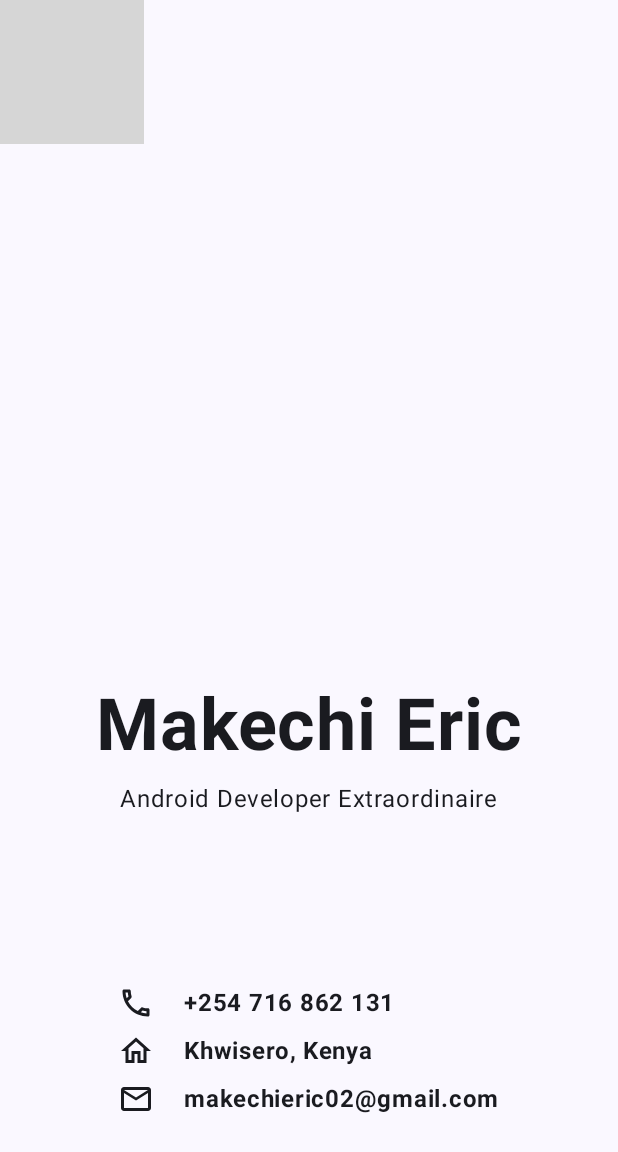
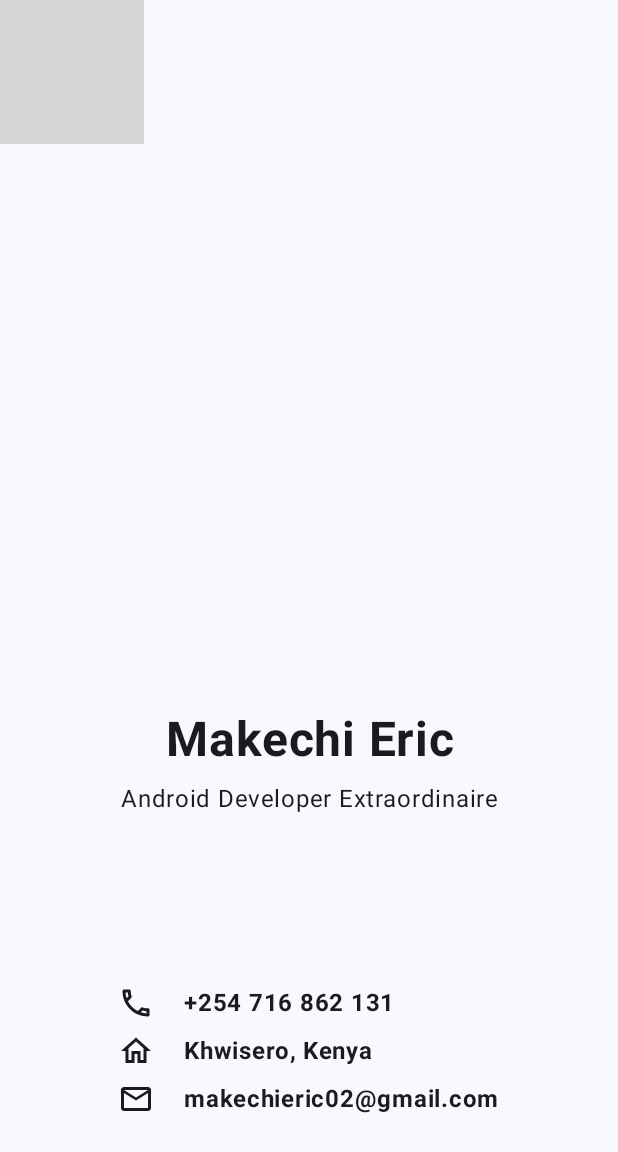
Before and after one commit to Makechi02/BusinessCardApp, an Android app built with Jetpack Compose: the screen it shows after launch (MainActivity), on a phone screen of 412 x 824 dp. Shown: the top 1152 px of the screen. Run offline under Robolectric (Android 15) with nearby library versions, the light colour scheme and no system bars; grey boxes are pictures that could not be loaded.

Commit message:
Minor UI changes

```diff
--- a/app/src/main/java/com/makechi/businesscardapp/MainActivity.kt
+++ b/app/src/main/java/com/makechi/businesscardapp/MainActivity.kt
@@ -1,6 +1,5 @@
 package com.makechi.businesscardapp
 
-import android.content.res.Configuration
 import android.os.Bundle
 import androidx.activity.ComponentActivity
 import androidx.activity.compose.setContent
@@ -29,6 +28,7 @@ import androidx.compose.ui.layout.ContentScale
 import androidx.compose.ui.res.painterResource
 import androidx.compose.ui.res.stringResource
 import androidx.compose.ui.text.font.FontWeight
+import androidx.compose.ui.text.style.TextAlign
 import androidx.compose.ui.tooling.preview.Preview
 import androidx.compose.ui.unit.dp
 import androidx.compose.ui.unit.sp
@@ -77,10 +77,14 @@ fun ComposeHeading(modifier: Modifier = Modifier) {
             Text(
                 text = stringResource(id = R.string.name),
                 fontWeight = FontWeight.Bold,
-                fontSize = 48.sp,
+                fontSize = 32.sp,
+                textAlign = TextAlign.Center,
                 modifier = Modifier.padding(bottom = 8.dp)
             )
-            Text(text = stringResource(id = R.string.title))
+            Text(
+                text = stringResource(id = R.string.title),
+                textAlign = TextAlign.Center
+            )
         }
     }
 }
@@ -95,19 +99,25 @@ fun ComposeDetails(modifier: Modifier = Modifier) {
         horizontalAlignment = Alignment.CenterHorizontally
     ) {
         Column {
-            Row(modifier = Modifier.padding(bottom = 8.dp)) {
+            Row(
+                verticalAlignment = Alignment.CenterVertically,
+                modifier = Modifier.padding(bottom = 8.dp)
+            ) {
                 Icon(Icons.Outlined.Call, contentDescription = null)
                 Spacer(modifier = Modifier.width(width = 20.dp))
                 Text(text = stringResource(R.string.phone_number), fontWeight = FontWeight.Bold)
             }
 
-            Row(modifier = Modifier.padding(bottom = 8.dp)) {
+            Row(
+                verticalAlignment = Alignment.CenterVertically,
+                modifier = Modifier.padding(bottom = 8.dp)
+            ) {
                 Icon(Icons.Outlined.Home, contentDescription = null)
                 Spacer(modifier = Modifier.width(width = 20.dp))
                 Text(text = stringResource(R.string.home), fontWeight = FontWeight.Bold)
             }
 
-            Row {
+            Row(verticalAlignment = Alignment.CenterVertically) {
                 Icon(Icons.Outlined.Email, contentDescription = null)
                 Spacer(modifier = Modifier.width(width = 20.dp))
                 Text(text = stringResource(R.string.email), fontWeight = FontWeight.Bold)
@@ -116,7 +126,7 @@ fun ComposeDetails(modifier: Modifier = Modifier) {
     }
 }
 
-@Preview(showBackground = true, uiMode = Configuration.UI_MODE_NIGHT_YES)
+@Preview(showBackground = true)
 @Composable
 fun GreetingPreview() {
     BusinessCardAppTheme {
```
